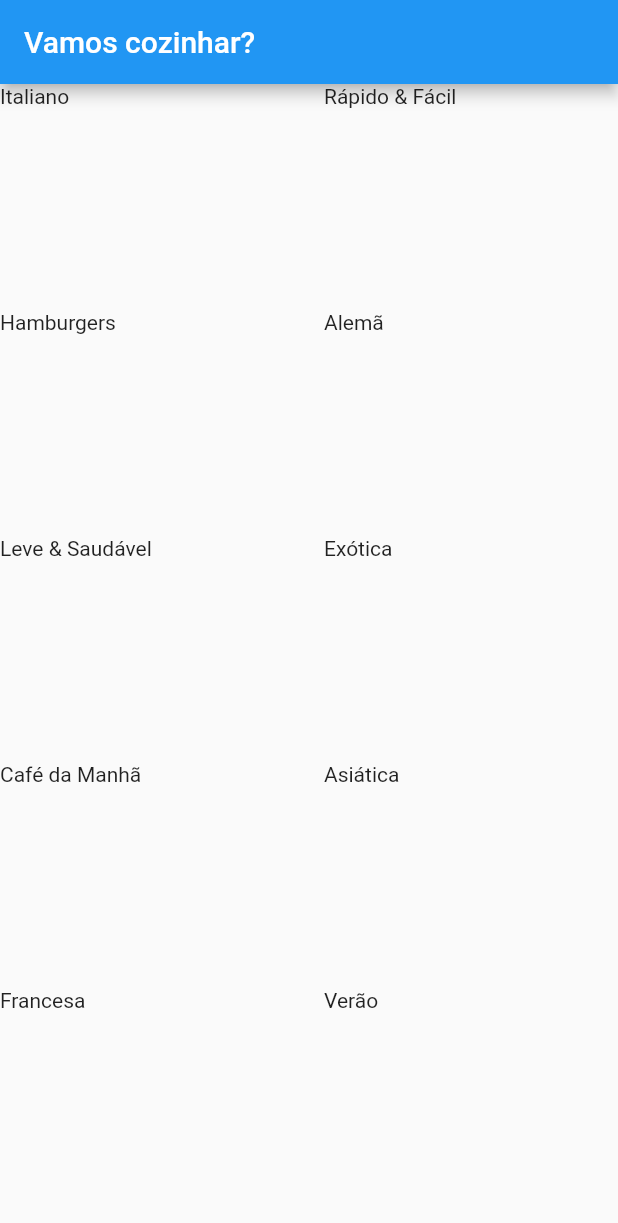
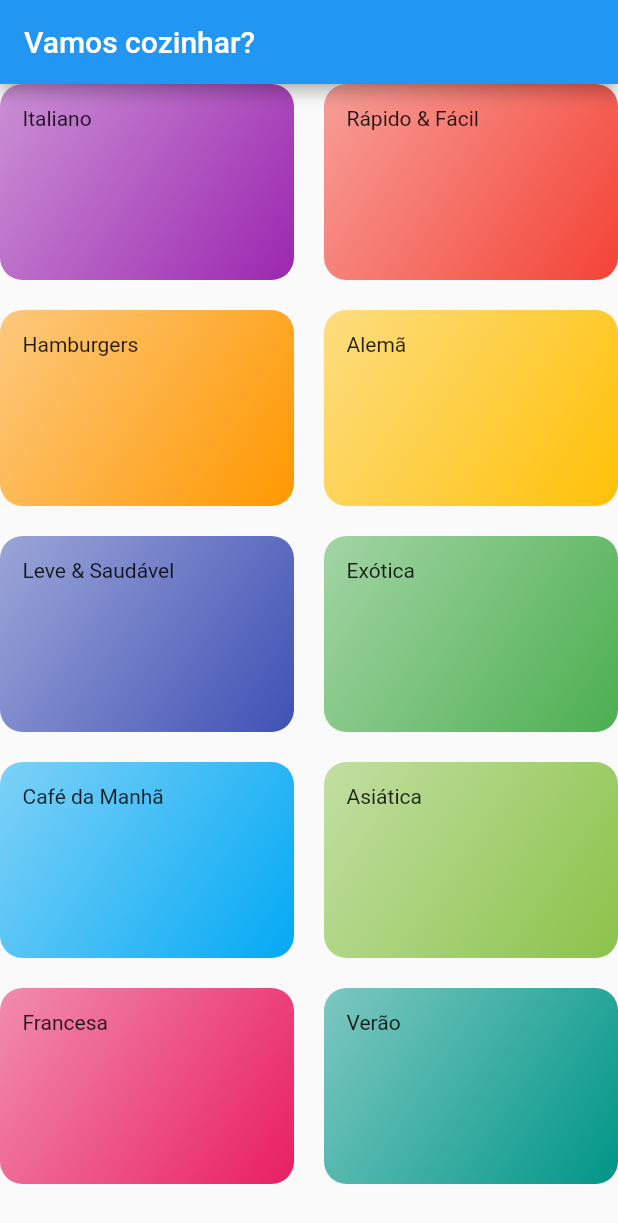
Before and after one commit to jady-sm-godoi/flutter_second_project, a Flutter app: the screen it shows after launch, on a phone screen of 412 x 824 dp. Shown: the top 1223 px of the screen. Run offline on Flutter 3.47's test engine with Material 2 defaults, Android fonts, the light colour scheme and no system bars.

Commit message:
category_item BoxDecoration

```diff
--- a/lib/category/category_item.dart
+++ b/lib/category/category_item.dart
@@ -9,7 +9,19 @@ class CategoryItem extends StatelessWidget {
   @override
   Widget build(BuildContext context) {
     return Container(
+      padding: const EdgeInsets.all(15),
       child: Text(category.title),
+      decoration: BoxDecoration(
+        borderRadius: BorderRadius.circular(15),
+        gradient: LinearGradient(
+          colors: [
+            category.color.withOpacity(0.5),
+            category.color,
+          ],
+          begin: Alignment.topLeft,
+          end: Alignment.bottomRight,
+        ),
+      ),
     );
   }
 }
```
